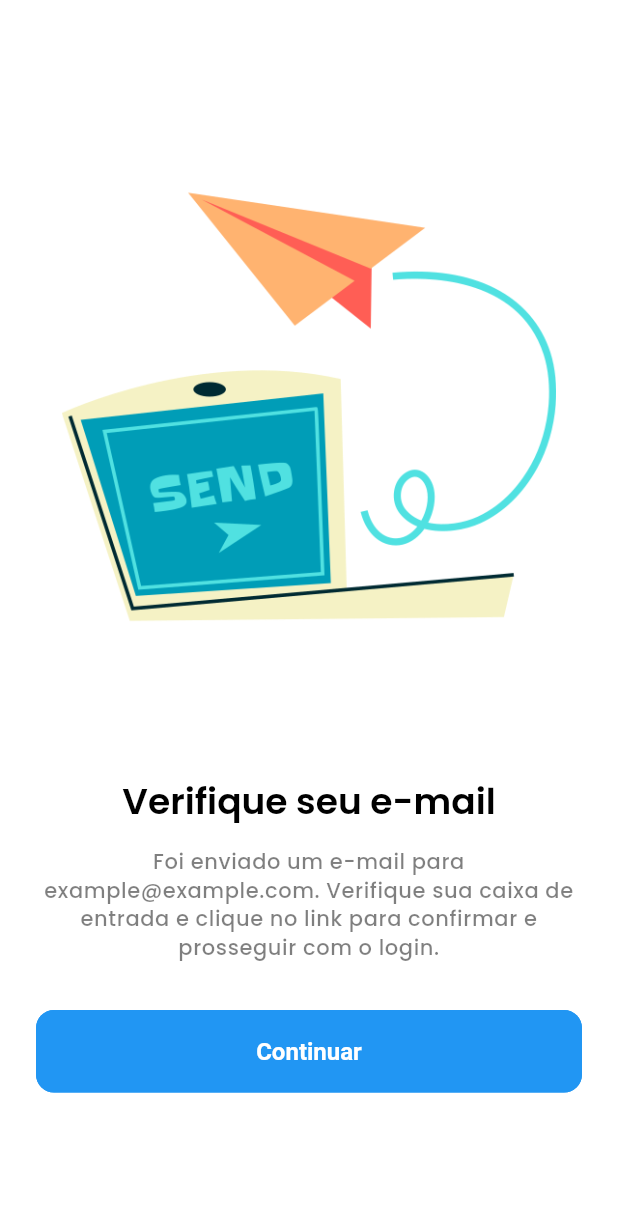
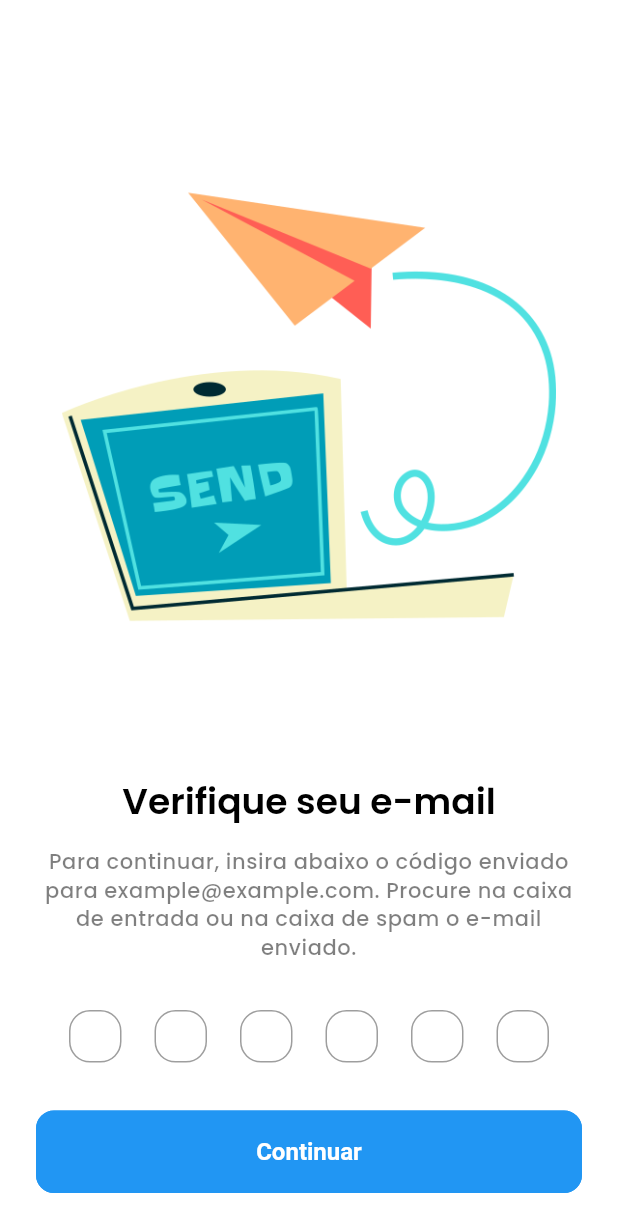
Before and after one commit to Mendes-Matheus/gym_app, a Flutter app: the SignupScreen screen opened directly, after a tap on "Criar Conta", on a phone screen of 412 x 824 dp. Shown: the top 1232 px of the screen. Run offline on Flutter 3.47's test engine with Material 3 defaults, Android fonts, the phone set to English and light mode, and no system bars; our stand-ins replace get, get_storage, iconsax, logger, lottie, smooth_page_indicator; accounts and stored records are empty; project files that could hold a hidden picture were left out.

Commit message:
Update VerifyEmailScreen

```diff
--- a/lib/features/authentication/screens/signup/verify_email.dart
+++ b/lib/features/authentication/screens/signup/verify_email.dart
@@ -11,7 +11,9 @@ class VerifyEmailScreen extends StatelessWidget {
 
   @override
   Widget build(BuildContext context) {
-    return _verifyEmail(context);
+    return Scaffold( // Adiciona um Scaffold aqui
+      body: _verifyEmail(context),
+    );
   }
 }
 
@@ -42,6 +44,8 @@ Widget _verifyEmail(BuildContext context) {
             textAlign: TextAlign.center,
           ),
           const SizedBox(height: TSizes.spacingBetweenSections),
+          const VerificationCodeInput(), // Adicionando o campo de verificação aqui
+          const SizedBox(height: TSizes.spacingBetweenSections),
           SizedBox(
             width: double.infinity,
             child: ElevatedButton(
@@ -54,3 +58,66 @@ Widget _verifyEmail(BuildContext context) {
     ),
   );
 }
+
+class VerificationCodeInput extends StatefulWidget {
+  const VerificationCodeInput({super.key});
+
+  @override
+  State<VerificationCodeInput> createState() => _VerificationCodeInputState();
+}
+
+class _VerificationCodeInputState extends State<VerificationCodeInput> {
+  final int codeLength = 6;
+  final List<TextEditingController> controllers = [];
+  final List<FocusNode> focusNodes = [];
+
+  @override
+  void initState() {
+    super.initState();
+    // Initialize controllers and focus nodes
+    for (int i = 0; i < codeLength; i++) {
+      controllers.add(TextEditingController());
+      focusNodes.add(FocusNode());
+    }
+  }
+
+  @override
+  void dispose() {
+    // Dispose controllers and focus nodes
+    for (int i = 0; i < codeLength; i++) {
+      controllers[i].dispose();
+      focusNodes[i].dispose();
+    }
+    super.dispose();
+  }
+
+  void _nextField(String value, int index) {
+    if (value.length == 1 && index < codeLength - 1) {
+      FocusScope.of(context).requestFocus(focusNodes[index + 1]);
+    }
+  }
+
+  @override
+  Widget build(BuildContext context) {
+    return Row(
+      mainAxisAlignment: MainAxisAlignment.spaceEvenly,
+      children: List.generate(codeLength, (index) {
+        return SizedBox(
+          width: 35,
+          height: 35,
+          child: TextField(
+            controller: controllers[index],
+            focusNode: focusNodes[index],
+            maxLength: 1,
+            textAlign: TextAlign.center,
+            decoration: const InputDecoration(
+              counterText: "", // Remove the bottom counter text
+            ),
+            keyboardType: TextInputType.text,
+            onChanged: (value) => _nextField(value, index),
+          ),
+        );
+      }),
+    );
+  }
+}
--- a/lib/util/constants/texts.dart
+++ b/lib/util/constants/texts.dart
@@ -22,7 +22,7 @@ class TTexts {
   static const String changeYourPasswordTitle = "Alterar sua senha";
   static const String changeYourPasswordSubtitle = "A segurança de sua conta é nossa prioridade! Enviaremos um link em seu e-mail para redefinir sua senha";
   static const String confirmEmailTitle = "Verifique seu e-mail";
-  static const String confirmEmailSubtitle = "Foi enviado um e-mail para example@example.com. Verifique sua caixa de entrada e clique no link para confirmar e prosseguir com o login.";
+  static const String confirmEmailSubtitle = "Para continuar, insira abaixo o código enviado para example@example.com. Procure na caixa de entrada ou na caixa de spam o e-mail enviado.";
   static const String emailNotReceivedTitle = "Não recebeu o e-mail? Verifique na sua caixa de spam";
   static const String resendEmailTitle = "Reenviar e-mail";
   static const String resendEmailSubtitle = "Reenviar e-mail de confirmação";
```
